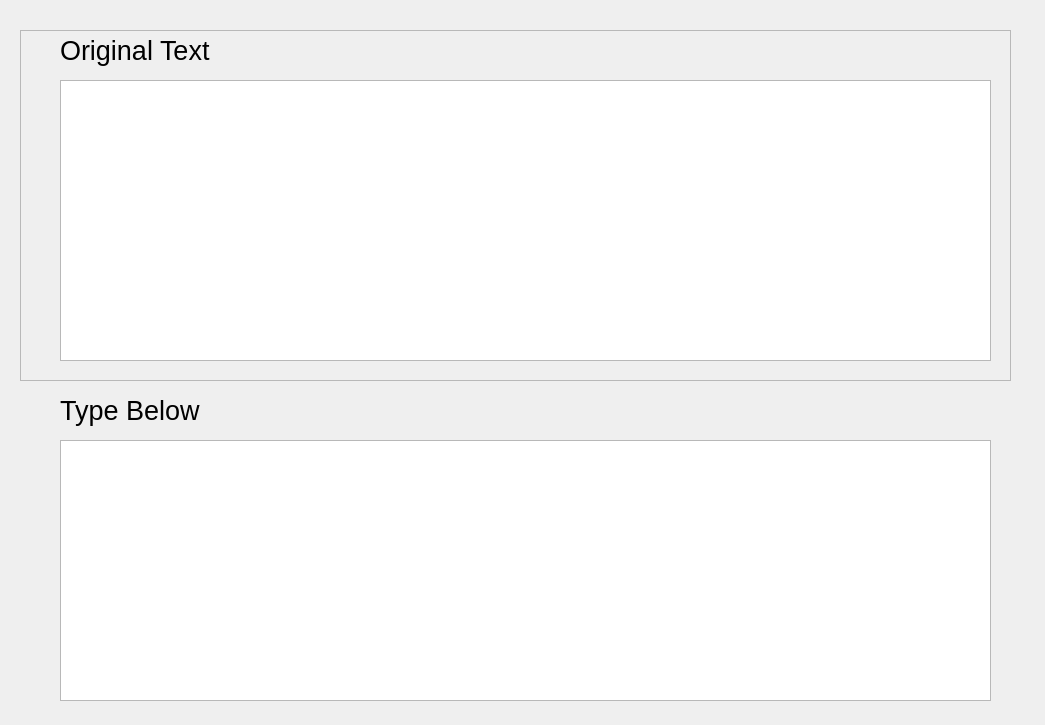
First picture: the form in text_entry_ui.ui, repository ITT-21SS-UR/assignment-5-text-entry-el2, before the edit.
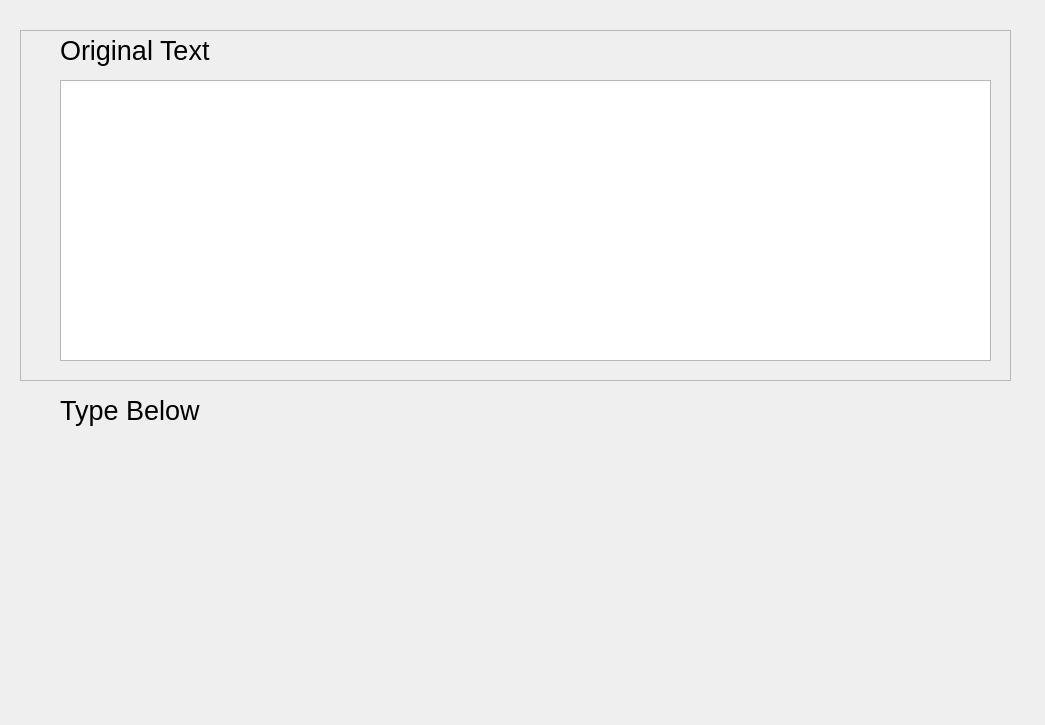
Second picture: the form after the edit.

Commit message: Added layout to text entry ui

Patch:
```diff
--- a/text_entry_ui.ui
+++ b/text_entry_ui.ui
@@ -86,15 +86,16 @@
     <number>20</number>
    </property>
   </widget>
-  <widget class="QTextEdit" name="userText">
+  <widget class="QWidget" name="verticalLayoutWidget">
    <property name="geometry">
     <rect>
      <x>60</x>
-     <y>440</y>
+     <y>450</y>
      <width>931</width>
-     <height>261</height>
+     <height>241</height>
     </rect>
    </property>
+   <layout class="QVBoxLayout" name="userInputLayout"/>
   </widget>
  </widget>
  <resources/>
```
